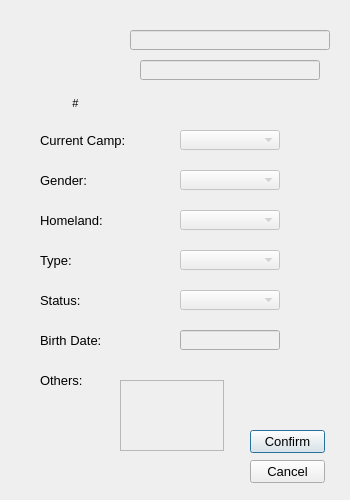
Qt form refugeeinfowin.ui (limalayla/PadID_Humanitaire) before a commit.
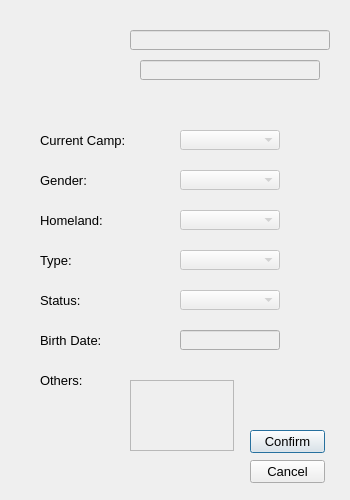
The same form after that commit. Icons and pictures are not drawn.

What changed in the file:
```diff
--- a/refugeeinfowin.ui
+++ b/refugeeinfowin.ui
@@ -274,7 +274,7 @@
    </property>
    <property name="geometry">
     <rect>
-     <x>120</x>
+     <x>130</x>
      <y>380</y>
      <width>104</width>
      <height>71</height>
@@ -312,7 +312,7 @@
     </font>
    </property>
    <property name="text">
-    <string notr="true">#</string>
+    <string notr="true"/>
    </property>
    <property name="alignment">
     <set>Qt::AlignCenter</set>
```
